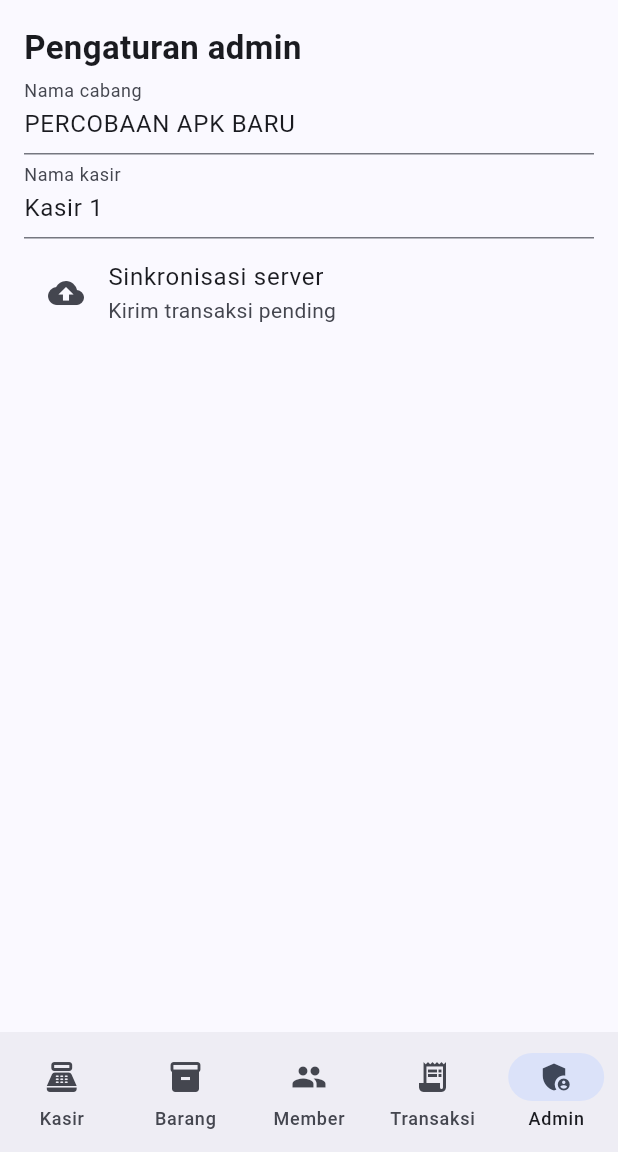
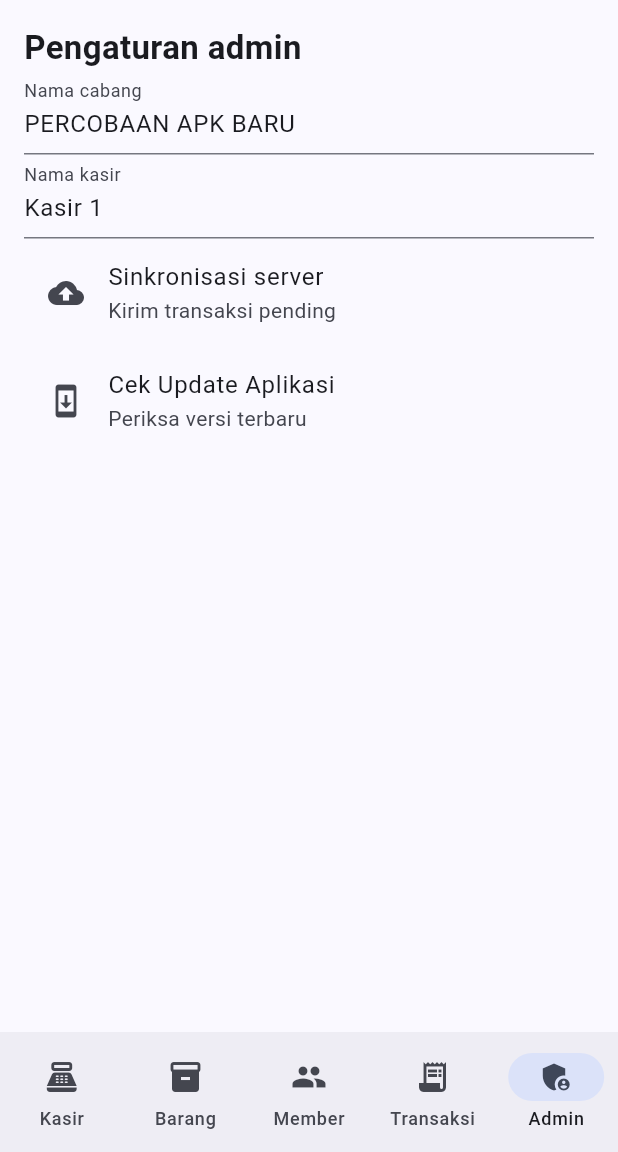
Before and after one commit to sachril917-spec/rumahstationery-kasir-modern, a Flutter app: the screen it shows after launch, item 5 of the bottom bar chosen, on a phone screen of 412 x 824 dp, the part 84-1236 px from its top. Run offline on Flutter 3.47's test engine with Material 3 defaults, Android fonts, the phone set to English and light mode, and no system bars; our stand-ins replace sqflite, sqflite_common_ffi; accounts and stored records are empty.

Commit message:
Update main.dart

```diff
--- a/lib/main.dart
+++ b/lib/main.dart
@@ -298,8 +298,19 @@ Widget transactionPage() => FutureBuilder<List<Map<String, Object?>>>(
     ListTile(leading:const Icon(Icons.cloud_upload),title:const Text('Sinkronisasi server'),subtitle:const Text('Kirim transaksi pending'),onTap:()async{
       if(apiKey.isEmpty){msg('API_KEY belum tersedia. Build APK dengan secret API_KEY.');return;}
       try{final n=await KasirDB.instance.sync(apiKey);if(mounted)msg('Sinkronisasi berhasil: $n transaksi');}catch(e){if(mounted)msg('Sinkronisasi gagal: $e');}
-    })
-  ]);
+          }),
+      ListTile(
+        leading: const Icon(Icons.system_update),
+        title: const Text('Cek Update Aplikasi'),
+        subtitle: const Text('Periksa versi terbaru'),
+        onTap: () async {
+          await cekUpdateAplikasi();
+          if (mounted) {
+            msg('Pemeriksaan update selesai. Lihat log aplikasi.');
+          }
+        },
+      ),
+    ]);
 }
 Future<void> cekUpdateAplikasi() async {
   try {
```
